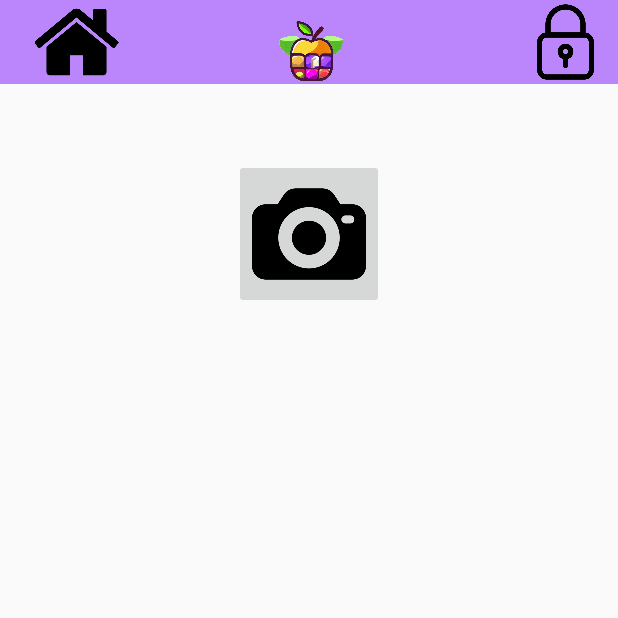
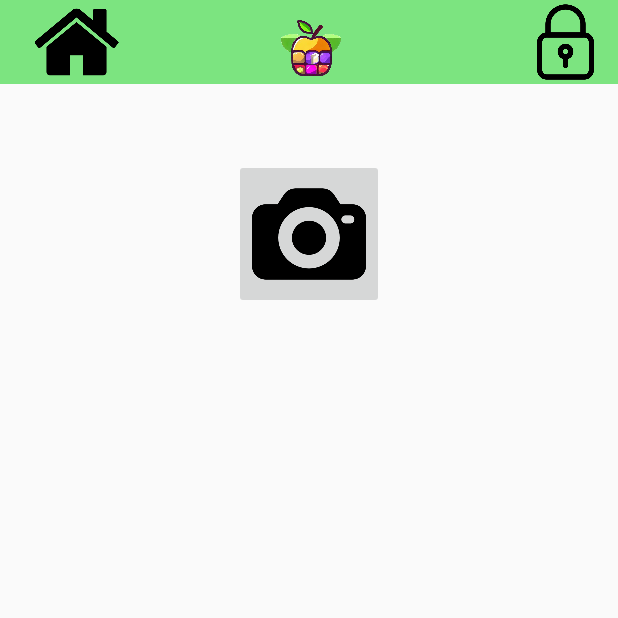
Before and after one commit to kimykstar/FarmApp-Android-, an Android app: the screen it shows after launch (MainActivity), on a phone screen of 412 x 824 dp, the top half of it. Run offline under Robolectric (Android 15) with nearby library versions, the phone set to English and light mode, and no system bars.

Commit message:
버튼 레이아웃 구성 변경

```diff
--- a/app/src/main/res/layout/activity_login.xml
+++ b/app/src/main/res/layout/activity_login.xml
@@ -54,7 +54,7 @@
         android:layout_width="120dp"
         android:layout_height="50dp"
         android:layout_marginTop="40dp"
-        android:background="@color/purple_200"
+        android:background="@drawable/farm_button"
         android:text="로그인"
         android:textSize="20sp"
         android:textColor="@color/white"
--- a/app/src/main/res/layout/activity_main.xml
+++ b/app/src/main/res/layout/activity_main.xml
@@ -10,7 +10,7 @@
     <androidx.appcompat.widget.Toolbar
         android:layout_width="match_parent"
         android:layout_height="?attr/actionBarSize"
-        android:background="@color/purple_200"
+        android:background="@color/representColor"
         app:titleTextColor="@color/white">
 
         <ImageButton
@@ -18,20 +18,13 @@
             android:layout_width="70dp"
             android:layout_height="match_parent"
             android:layout_gravity="start"
-            android:background="@color/purple_200"
+            android:background="@color/representColor"
             android:scaleType="fitCenter"
             android:src="@drawable/home" />
 
-<!--        <TextView-->
-<!--            android:layout_width="wrap_content"-->
-<!--            android:layout_height="wrap_content"-->
-<!--            android:layout_gravity="center"-->
-<!--            android:text="FARM"-->
-<!--            android:textColor="@color/white"-->
-<!--            android:textSize="35sp" />-->
         <ImageView
             android:layout_width="70dp"
-            android:layout_height="70dp"
+            android:layout_height="match_parent"
             android:layout_marginTop="-10dp"
             android:id="@+id/logo"
             android:layout_gravity="center"
@@ -42,7 +35,7 @@
             android:layout_width="70dp"
             android:layout_height="match_parent"
             android:layout_gravity="right"
-            android:background="@color/purple_200"
+            android:background="@color/representColor"
             android:scaleType="fitCenter"
             android:src="@drawable/login" />
 
--- a/app/src/main/res/values/colors.xml
+++ b/app/src/main/res/values/colors.xml
@@ -3,4 +3,5 @@
     <color name="black">#FF000000</color>
     <color name="white">#FFFFFFFF</color>
     <color name="purple_200">#FFBB86FC</color>
+    <color name="representColor">#7CE480</color>
 </resources>
```
Also changed, not shown: app/src/main/res/drawable/farm_button.xml (added, +9 -0 lines).
